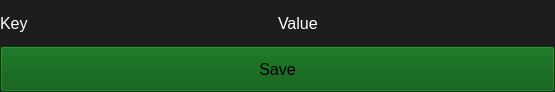
Above: MetadataEditor/Content/Python/editor_menus/form.ui from Simsaladoo/MetadataEditor before the change. Below: the same form after it.
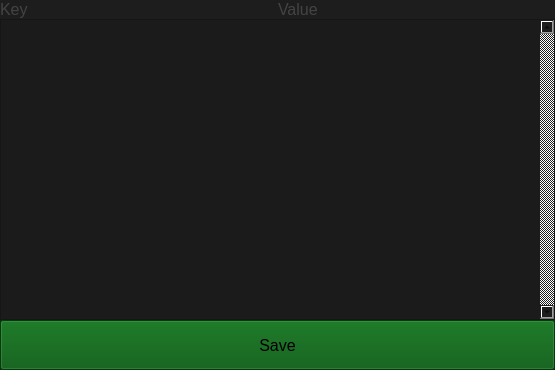
That is the form after the change.

Commit message: adding buttons to form dynamically

```diff
--- a/MetadataEditor/Content/Python/editor_menus/form.ui
+++ b/MetadataEditor/Content/Python/editor_menus/form.ui
@@ -7,7 +7,7 @@
     <x>0</x>
     <y>0</y>
     <width>555</width>
-    <height>92</height>
+    <height>370</height>
    </rect>
   </property>
   <property name="windowTitle">
@@ -45,11 +45,12 @@
         <widget class="QLabel" name="label_hKey">
          <property name="font">
           <font>
+           <family>Segoe UI</family>
            <pointsize>12</pointsize>
           </font>
          </property>
          <property name="styleSheet">
-          <string notr="true">color: rgb(255, 255, 255);</string>
+          <string notr="true">color: rgb(67, 67, 67);</string>
          </property>
          <property name="text">
           <string>Key</string>
@@ -63,11 +64,12 @@
         <widget class="QLabel" name="label_hValue">
          <property name="font">
           <font>
+           <family>Segoe UI</family>
            <pointsize>12</pointsize>
           </font>
          </property>
          <property name="styleSheet">
-          <string notr="true">color: rgb(255, 255, 255);</string>
+          <string notr="true">color: rgb(67, 67, 67);</string>
          </property>
          <property name="text">
           <string>Value</string>
@@ -81,6 +83,39 @@
      </item>
     </layout>
    </item>
+   <item>
+    <widget class="QScrollArea" name="scrollArea_Entries">
+     <property name="styleSheet">
+      <string notr="true">color: rgb(222, 222, 222);</string>
+     </property>
+     <property name="verticalScrollBarPolicy">
+      <enum>Qt::ScrollBarPolicy::ScrollBarAlwaysOn</enum>
+     </property>
+     <property name="sizeAdjustPolicy">
+      <enum>QAbstractScrollArea::SizeAdjustPolicy::AdjustToContents</enum>
+     </property>
+     <property name="widgetResizable">
+      <bool>true</bool>
+     </property>
+     <property name="alignment">
+      <set>Qt::AlignmentFlag::AlignLeading|Qt::AlignmentFlag::AlignLeft|Qt::AlignmentFlag::AlignTop</set>
+     </property>
+     <widget class="QWidget" name="scrollAreaWidgetContents">
+      <property name="geometry">
+       <rect>
+        <x>0</x>
+        <y>0</y>
+        <width>539</width>
+        <height>289</height>
+       </rect>
+      </property>
+      <property name="styleSheet">
+       <string notr="true">color: rgb(216, 216, 216);
+background-color: rgb(27, 27, 27);</string>
+      </property>
+     </widget>
+    </widget>
+   </item>
    <item>
     <widget class="QPushButton" name="pushButton_Save">
      <property name="sizePolicy">
@@ -89,6 +124,12 @@
        <verstretch>0</verstretch>
       </sizepolicy>
      </property>
+     <property name="minimumSize">
+      <size>
+       <width>0</width>
+       <height>50</height>
+      </size>
+     </property>
      <property name="font">
       <font>
        <pointsize>12</pointsize>
```
Left out of the diff: 2 changed lines with no effect on the pictures. The commit also changes 3 other files.
